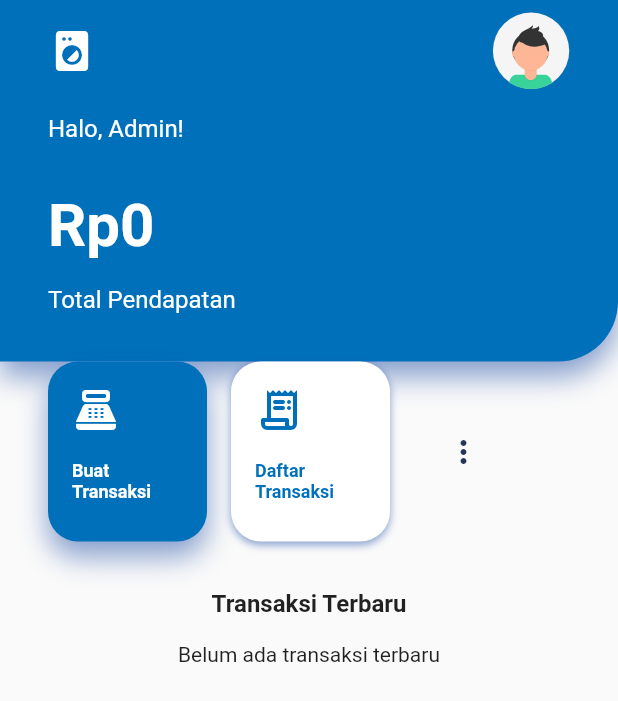
After one commit to AldyYuan/pos_laundry, a Flutter app: the HomePage screen opened directly, after a tap on "Buat Transaksi", on a phone screen of 412 x 824 dp. The commit adds this screen. Shown: the top 701 px of the screen. Run offline on Flutter 3.47's test engine with Material 2 defaults, Android fonts, the phone set to English and light mode, and no system bars; our stand-ins replace cloud_firestore, firebase_core, flutter_svg, get; accounts and stored records are empty.

Commit message:
Add home modules

```diff
--- a/lib/app/core/values/strings.dart
+++ b/lib/app/core/values/strings.dart
@@ -10,3 +10,6 @@ const String jwtToken =
 // Collection Firestore
 const String cTransaction = 'Transaksi';
 const String cService = 'Layanan';
+
+// Informasi Assets
+const String profilePic = 'assets/images/profile_pic.svg';
--- a/lib/app/data/providers/api_provider.dart
+++ b/lib/app/data/providers/api_provider.dart
@@ -1,5 +1,5 @@
 import 'package:get/get.dart';
-import 'package:pos_laundry/app/core/values/string.dart';
+import 'package:pos_laundry/app/core/values/strings.dart';
 import 'package:pos_laundry/app/data/models/data_service/data_service_model.dart';
 
 class ApiProvider extends GetConnect {
--- a/lib/app/data/providers/firestore_provider.dart
+++ b/lib/app/data/providers/firestore_provider.dart
@@ -1,5 +1,5 @@
 import 'package:cloud_firestore/cloud_firestore.dart';
-import 'package:pos_laundry/app/core/values/string.dart';
+import 'package:pos_laundry/app/core/values/strings.dart';
 import 'package:pos_laundry/app/data/models/service/service_model.dart';
 import 'package:pos_laundry/app/data/models/transaction/transaction_model.dart';
 
@@ -10,6 +10,18 @@ class FirestoreProvider {
   Future<QuerySnapshot<Map<String, dynamic>>>
       getTransactionCollection() async =>
           await _firestore.collection(cTransaction).get();
+
+  // Stream data transaksi terbaru
+  Stream<QuerySnapshot<Map<String, dynamic>>> snapshotsRecentTransaction() =>
+      _firestore
+          .collection(cTransaction)
+          .orderBy('tgl_buat', descending: true)
+          .limit(7)
+          .snapshots();
+
+  // Stream data transaksi
+  Stream<QuerySnapshot<Map<String, dynamic>>> snapshotsTransaction() =>
+      _firestore.collection(cTransaction).snapshots();
 
   // Ambil data koleksi layanan berdasarkan id_transaksi
   Future<QuerySnapshot<Map<String, dynamic>>> getServiceCollection(
--- /dev/null
+++ b/lib/app/data/repositories/home_repository.dart
@@ -0,0 +1,25 @@
+import 'package:pos_laundry/app/data/models/data_service/data_service_model.dart';
+import 'package:pos_laundry/app/data/models/transaction/transaction_model.dart';
+import 'package:pos_laundry/app/data/providers/firestore_provider.dart';
+
+class HomeRepository {
+  final FirestoreProvider provider;
+
+  HomeRepository(this.provider);
+
+  Stream<List<TransactionModel>> snapshotsRecentTransactions() {
+    return provider.snapshotsRecentTransaction().map(
+          (event) => event.docs
+              .map((e) => TransactionModel.fromJson(e.data()))
+              .toList(),
+        );
+  }
+
+  Stream<List<TransactionModel>> snapshotsTransactions() {
+    return provider.snapshotsTransaction().map(
+          (event) => event.docs
+              .map((e) => TransactionModel.fromJson(e.data()))
+              .toList(),
+        );
+  }
+}
--- /dev/null
+++ b/lib/app/global_widgets/transaction_card.dart
@@ -0,0 +1,52 @@
+import 'package:flutter/material.dart';
+import 'package:intl/intl.dart';
+import 'package:pos_laundry/app/core/values/colors.dart';
+import 'package:pos_laundry/app/data/models/transaction/transaction_model.dart';
+
+class TransactionCard extends StatelessWidget {
+  final TransactionModel transaction;
+  const TransactionCard({Key? key, required this.transaction})
+      : super(key: key);
+
+  @override
+  Widget build(BuildContext context) {
+    return Padding(
+      padding: const EdgeInsets.symmetric(vertical: 8.0),
+      child: Container(
+        decoration: BoxDecoration(
+          color: Colors.white,
+          boxShadow: [
+            BoxShadow(
+              color: shadow,
+              blurRadius: 4,
+              offset: const Offset(0, 2),
+            ),
+          ],
+          borderRadius: BorderRadius.circular(20.0),
+        ),
+        child: ListTile(
+          leading: const CircleAvatar(
+            backgroundColor: grey,
+            child: Icon(
+              Icons.receipt_rounded,
+              color: black,
+            ),
+          ),
+          title: Text("${transaction.namaCustomer}"),
+          subtitle: Text(
+            DateFormat("EEE, dd MMM").format(transaction.tglBuat!),
+          ),
+          trailing: Text(
+            "+${NumberFormat.simpleCurrency(
+              locale: 'id_ID',
+            ).format(transaction.totalTagihan)}",
+            style: const TextStyle(
+              color: green,
+              fontWeight: FontWeight.w600,
+            ),
+          ),
+        ),
+      ),
+    );
+  }
+}
--- /dev/null
+++ b/lib/app/modules/home/home_binding.dart
@@ -0,0 +1,13 @@
+import 'package:get/get.dart';
+import 'package:pos_laundry/app/data/providers/firestore_provider.dart';
+import 'package:pos_laundry/app/data/repositories/home_repository.dart';
+
+import 'home_controller.dart';
+
+class HomeBinding implements Bindings {
+  @override
+  void dependencies() {
+    Get.lazyPut<HomeController>(
+        () => HomeController(HomeRepository(FirestoreProvider())));
+  }
+}
--- /dev/null
+++ b/lib/app/modules/home/home_controller.dart
@@ -0,0 +1,44 @@
+import 'package:get/get.dart';
+import 'package:pos_laundry/app/data/models/transaction/transaction_model.dart';
+import 'package:pos_laundry/app/data/repositories/home_repository.dart';
+
+class HomeController extends GetxController {
+  final HomeRepository repository;
+  HomeController(this.repository);
+
+  final Rx<List<TransactionModel>> _allTransaction =
+      Rx<List<TransactionModel>>([]);
+
+  final Rx<List<TransactionModel>> _recentTransaction =
+      Rx<List<TransactionModel>>([]);
+  List<TransactionModel> get recentTransaction => _recentTransaction.value;
+
+  final Rx<int> _income = 0.obs;
+  int get income => _income.value;
+
+  final Rx<bool> _isLoading = true.obs;
+  bool get isLoading => _isLoading.value;
+
+  @override
+  void onInit() {
+    _isLoading.value = true;
+
+    _allTransaction.bindStream(repository.snapshotsTransactions());
+    _recentTransaction.bindStream(repository.snapshotsRecentTransactions());
+
+    // Setiap ada perubahan data di koleksi transaksi maka method ini akan dipanggil
+    ever<List<TransactionModel>>(_allTransaction, (data) {
+      _income.value = 0;
+
+      if (data.isEmpty) return;
+
+      // Menghitung total pendapatan dari setiap total tagihan transaksi
+      for (var element in data) {
+        _income.value += element.totalTagihan!;
+      }
+    });
+
+    _isLoading.value = false;
+    super.onInit();
+  }
+}
--- /dev/null
+++ b/lib/app/modules/home/home_page.dart
@@ -0,0 +1,28 @@
+import 'package:flutter/material.dart';
+import 'package:pos_laundry/app/modules/home/local_widgets/income_card.dart';
+import 'package:pos_laundry/app/modules/home/local_widgets/menu_button.dart';
+import 'package:pos_laundry/app/modules/home/local_widgets/recent_transaction_list.dart';
+
+class HomePage extends StatelessWidget {
+  const HomePage({Key? key}) : super(key: key);
+
+  @override
+  Widget build(BuildContext context) {
+    return Scaffold(
+      body: SingleChildScrollView(
+        child: Column(
+          children: const [
+            // Card pendapatan
+            IncomeCard(),
+
+            // Tombol menu
+            MenuButton(),
+
+            // Daftar transaksi terbaru
+            RecentTransactionList(),
+          ],
+        ),
+      ),
+    );
+  }
+}
--- /dev/null
+++ b/lib/app/modules/home/local_widgets/income_card.dart
@@ -0,0 +1,88 @@
+import 'package:flutter/material.dart';
+import 'package:flutter_svg/flutter_svg.dart';
+import 'package:get/get.dart';
+import 'package:intl/intl.dart';
+import 'package:pos_laundry/app/core/values/colors.dart';
+import 'package:pos_laundry/app/core/values/strings.dart';
+
+import '../home_controller.dart';
+
+class IncomeCard extends StatelessWidget {
+  const IncomeCard({Key? key}) : super(key: key);
+
+  @override
+  Widget build(BuildContext context) {
+    final _homeController = Get.find<HomeController>();
+
+    return Container(
+      decoration: BoxDecoration(
+        color: primaryColor,
+        boxShadow: [
+          BoxShadow(
+            color: shadow,
+            blurRadius: 16,
+            offset: const Offset(0, 10),
+          ),
+        ],
+        borderRadius: const BorderRadius.only(
+          bottomRight: Radius.circular(40.0),
+        ),
+      ),
+      child: Padding(
+        padding: const EdgeInsets.symmetric(horizontal: 32.0),
+        child: Column(
+          crossAxisAlignment: CrossAxisAlignment.stretch,
+          children: [
+            const SizedBox(height: 8.0),
+            Row(
+              mainAxisAlignment: MainAxisAlignment.spaceBetween,
+              children: [
+                const Icon(
+                  Icons.local_laundry_service_rounded,
+                  color: white,
+                  size: 32,
+                ),
+                Container(
+                  width: 52,
+                  height: 52,
+                  decoration: BoxDecoration(
+                    color: primaryColor,
+                    borderRadius: BorderRadius.circular(20.0),
+                  ),
+                  child: SvgPicture.asset(
+                    profilePic,
+                  ),
+                ),
+              ],
+            ),
+            const SizedBox(height: 16.0),
+            const Text(
+              "Halo, Admin!",
+              style: TextStyle(fontSize: 16, color: Colors.white),
+            ),
+            const SizedBox(height: 32.0),
+            Obx(
+              () => Text(
+                NumberFormat.simpleCurrency(
+                  locale: 'id_ID',
+                  decimalDigits: 0,
+                ).format(_homeController.income),
+                style: const TextStyle(
+                  fontSize: 40,
+                  color: Colors.white,
+                  fontWeight: FontWeight.w600,
+                ),
+              ),
+            ),
+            const SizedBox(height: 16.0),
+            const Text(
+              "Total Pendapatan",
+              style: TextStyle(fontSize: 16, color: Colors.white),
+            ),
+            const SizedBox(height: 32.0),
+          ],
+        ),
+      ),
+    );
+  }
+}
--- /dev/null
+++ b/lib/app/modules/home/local_widgets/menu_button.dart
@@ -0,0 +1,110 @@
+import 'package:flutter/material.dart';
+import 'package:pos_laundry/app/core/values/colors.dart';
+
+class MenuButton extends StatelessWidget {
+  const MenuButton({Key? key}) : super(key: key);
+
+  @override
+  Widget build(BuildContext context) {
+    return SizedBox(
+      height: 120,
+      child: Row(
+        children: [
+          const SizedBox(width: 32.0),
+          InkWell(
+            onTap: () {},
+            child: Container(
+              width: 106,
+              decoration: BoxDecoration(
+                color: primaryColor,
+                boxShadow: [
+                  BoxShadow(
+                    color: shadow,
+                    blurRadius: 16,
+                    offset: const Offset(0, 10),
+                  ),
+                ],
+                borderRadius: BorderRadius.circular(20.0),
+              ),
+              child: Padding(
+                padding: const EdgeInsets.all(16.0),
+                child: Column(
+                  mainAxisAlignment: MainAxisAlignment.start,
+                  crossAxisAlignment: CrossAxisAlignment.start,
+                  children: const [
+                    Icon(
+                      Icons.point_of_sale_rounded,
+                      color: white,
+                      size: 32,
+                    ),
+                    SizedBox(height: 18.0),
+                    Text(
+                      "Buat Transaksi",
+                      style: TextStyle(
+                        color: white,
+                        fontSize: 12,
+                        fontWeight: FontWeight.w600,
+                      ),
+                    ),
+                  ],
+                ),
+              ),
+            ),
+          ),
+          const SizedBox(width: 16.0),
+          InkWell(
+            onTap: () {},
+            child: Container(
+              width: 106,
+              decoration: BoxDecoration(
+                color: white,
+                boxShadow: [
+                  BoxShadow(
+                    color: shadow,
+                    blurRadius: 4,
+                    offset: const Offset(0, 2),
+                  ),
+                ],
+                borderRadius: BorderRadius.circular(20.0),
+              ),
+              child: Padding(
+                padding: const EdgeInsets.all(16.0),
+                child: Column(
+                  mainAxisAlignment: MainAxisAlignment.start,
+                  crossAxisAlignment: CrossAxisAlignment.start,
+                  children: const [
+                    Icon(
+                      Icons.receipt_long_rounded,
+                      color: primaryColor,
+                      size: 32,
+                    ),
+                    SizedBox(height: 18.0),
+                    Text(
+                      "Daftar Transaksi",
+                      style: TextStyle(
+                        color: primaryColor,
+                        fontSize: 12,
+                        fontWeight: FontWeight.w600,
+                      ),
+                    ),
+                  ],
+                ),
+              ),
+            ),
+          ),
+          const SizedBox(width: 16.0),
+          const SizedBox(
+            width: 66,
+            child: Center(
+              child: Icon(
+                Icons.more_vert_rounded,
+                color: black,
+              ),
+            ),
+          ),
+          const SizedBox(width: 32.0),
+        ],
+      ),
+    );
+  }
+}
--- /dev/null
+++ b/lib/app/modules/home/local_widgets/recent_transaction_list.dart
@@ -0,0 +1,41 @@
+import 'package:flutter/material.dart';
+import 'package:get/get.dart';
+import 'package:pos_laundry/app/core/themes/text_theme.dart';
+import 'package:pos_laundry/app/global_widgets/transaction_card.dart';
+import 'package:pos_laundry/app/modules/home/home_controller.dart';
+
+class RecentTransactionList extends StatelessWidget {
+  const RecentTransactionList({Key? key}) : super(key: key);
+
+  @override
+  Widget build(BuildContext context) {
+    final _homeController = Get.find<HomeController>();
+
+    return Padding(
+      padding: const EdgeInsets.all(32.0),
+      child: Column(
+        children: [
+          const Text(
+            "Transaksi Terbaru",
+            style: bold,
+            textAlign: TextAlign.start,
+          ),
+          const SizedBox(height: 16.0),
+          Obx(
+            () => _homeController.recentTransaction.isEmpty
+                ? const Text(
+                    "Belum ada transaksi terbaru",
+                    textAlign: TextAlign.center,
+                  )
+                : Column(
+                    children: _homeController.recentTransaction
+                        .map((e) => TransactionCard(transaction: e))
+                        .toList(),
+                  ),
+          ),
+          const SizedBox(height: 16.0),
+        ],
+      ),
+    );
+  }
+}
--- a/lib/main.dart
+++ b/lib/main.dart
@@ -1,6 +1,7 @@
 import 'package:flutter/material.dart';
 import 'package:firebase_core/firebase_core.dart';
 import 'package:get/get.dart';
+import 'package:pos_laundry/app/core/values/strings.dart';
 
 import 'app/core/themes/theme_data.dart';
 import 'firebase_options.dart';
@@ -23,7 +24,7 @@ class MyApp extends StatelessWidget {
   @override
   Widget build(BuildContext context) {
     return GetMaterialApp(
-      title: 'POS Laundry',
+      title: appName,
       debugShowCheckedModeBanner: false,
       theme: themeData,
       home: const MyHomePage(title: 'Flutter Demo Home Page'),
```
Also changed, not shown: pubspec.yaml (+8 -3 lines), assets/images/profile_pic.svg (added), pubspec.lock.
